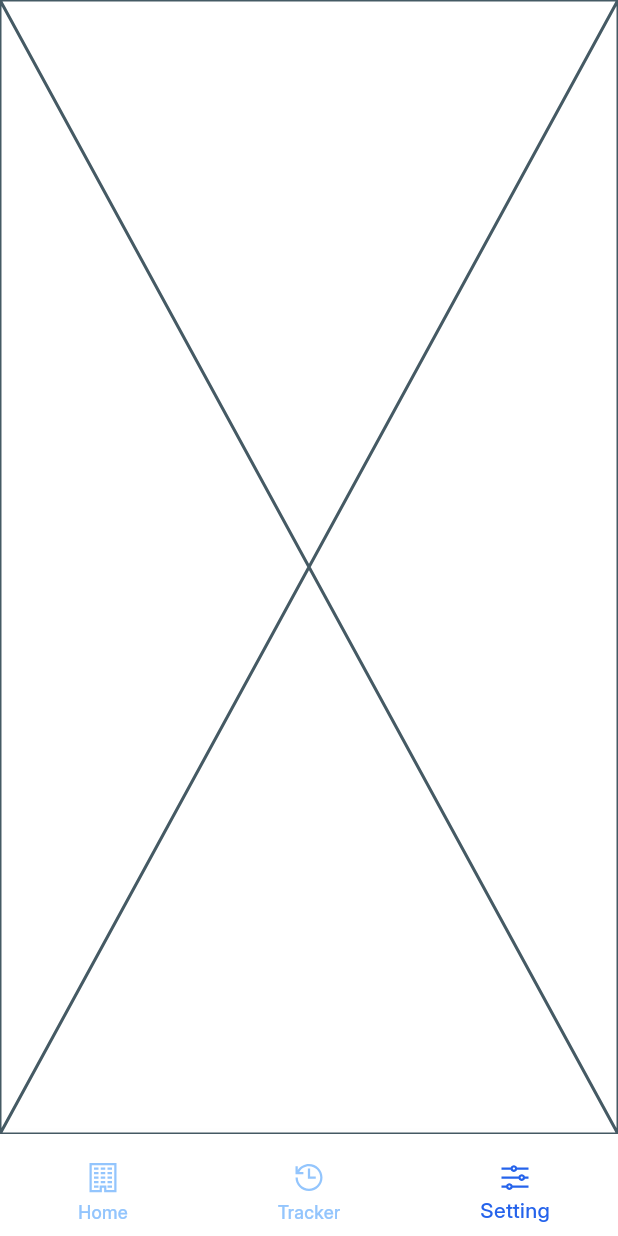
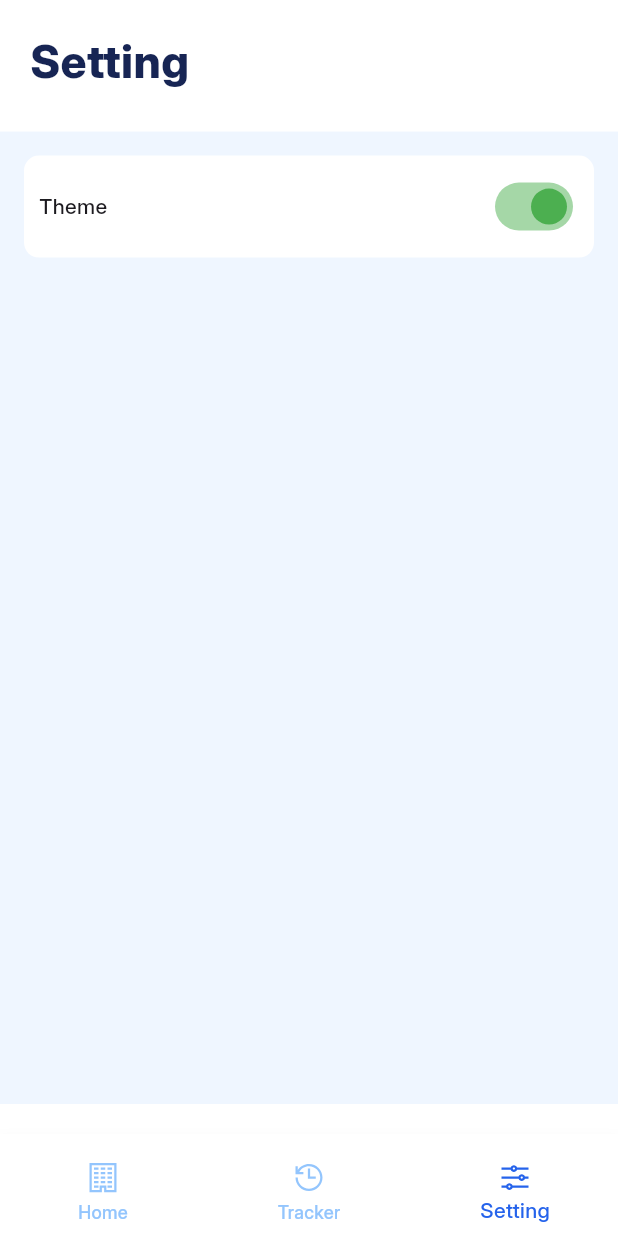
Before and after one commit to Ming-99s/Steady---flutter_final_Project, a Flutter app: the Home screen opened directly, item 3 of the bottom bar chosen, on a phone screen of 412 x 824 dp. Run offline on Flutter 3.47's test engine with Material 3 defaults, Android fonts, the light colour scheme and no system bars; our stand-ins replace device_preview, hive, hive_flutter, line_awesome_flutter, percent_indicator, shared_preferences; accounts and stored records are empty; project files that could hold a hidden picture were left out.

Commit message:
Settings

```diff
--- a/lib/screens/tab/setting.dart
+++ b/lib/screens/tab/setting.dart
@@ -1,10 +1,86 @@
 import 'package:flutter/material.dart';
+import 'package:line_awesome_flutter/line_awesome_flutter.dart';
+import 'package:steady/theme/appColor.dart';
+import 'package:steady/widgets/switchState.dart';
 
 class Setting extends StatelessWidget {
   const Setting({super.key});
 
   @override
   Widget build(BuildContext context) {
-    return const Placeholder();
+    return SafeArea(
+      child: Container(
+        width: double.infinity,
+        padding: const EdgeInsets.symmetric(vertical: 20),
+        decoration: BoxDecoration(
+          color: AppColors.secondary, // background like appbar
+          boxShadow: [
+            BoxShadow(
+              color: const Color.fromARGB(13, 73, 72, 72),
+              blurRadius: 10,
+              spreadRadius: 2,
+              offset: Offset(0, 5), // shadow downwards
+            ),
+          ],
+        ),
+        child: Column(
+          crossAxisAlignment: CrossAxisAlignment.start,
+          children: [
+            Row(
+              mainAxisAlignment: MainAxisAlignment.spaceBetween,
+              children: [
+                Column(
+                  crossAxisAlignment: CrossAxisAlignment.start,
+                  children: [
+                    Padding(
+                      padding: EdgeInsetsGeometry.only(left: 20),
+                      child: Text(
+                        'Setting',
+                        style: TextStyle(
+                          color: AppColors.textPrimary,
+                          fontWeight: FontWeight.w800,
+                          fontSize: 30,
+                        ),
+                      ),
+                    ),
+
+                    SizedBox(height: MediaQuery.of(context).size.height * 0.03),
+                  ],
+                ),
+              ],
+            ),
+
+            // Main Content
+            Expanded(
+              child: Container(
+                color: AppColors.background,
+                child: SingleChildScrollView(
+                  padding: EdgeInsets.all(16),
+                  child: Column(
+                    mainAxisAlignment: MainAxisAlignment.start,
+                    mainAxisSize: MainAxisSize.max,
+                    children: [
+                      Container(
+                        width: double.infinity,
+                        padding: EdgeInsetsGeometry.symmetric(horizontal: 10, vertical: 10),
+                        decoration: BoxDecoration(
+                          borderRadius: BorderRadius.circular(10),
+                          color: Colors.white,
+                        ),
+                        child: Row(
+                          mainAxisAlignment: MainAxisAlignment.spaceBetween,
+                          mainAxisSize: MainAxisSize.max,
+                          children: [Text("Theme"), Switchstate()],
+                        ),
+                      ),
+                    ],
+                  ),
+                ),
+              ),
+            ),
+          ],
+        ),
+      ),
+    );
   }
 }
--- /dev/null
+++ b/lib/widgets/switchState.dart
@@ -0,0 +1,32 @@
+import 'package:flutter/material.dart';
+
+class Switchstate extends StatefulWidget {
+  final bool light;
+  const Switchstate({super.key, this.light = true});
+
+  @override
+  State<Switchstate> createState() => _SwitchstateState();
+}
+
+class _SwitchstateState extends State<Switchstate> {
+  late bool _isLight;
+
+  @override
+  void initState() {
+    super.initState();
+    _isLight = widget.light;
+  }
+
+  @override
+  Widget build(BuildContext context) {
+    return Switch(
+      value: _isLight,
+      activeColor: Colors.green,
+      onChanged: (bool value) {
+        setState(() {
+          _isLight = value;
+        });
+      },
+    );
+  }
+}
```
